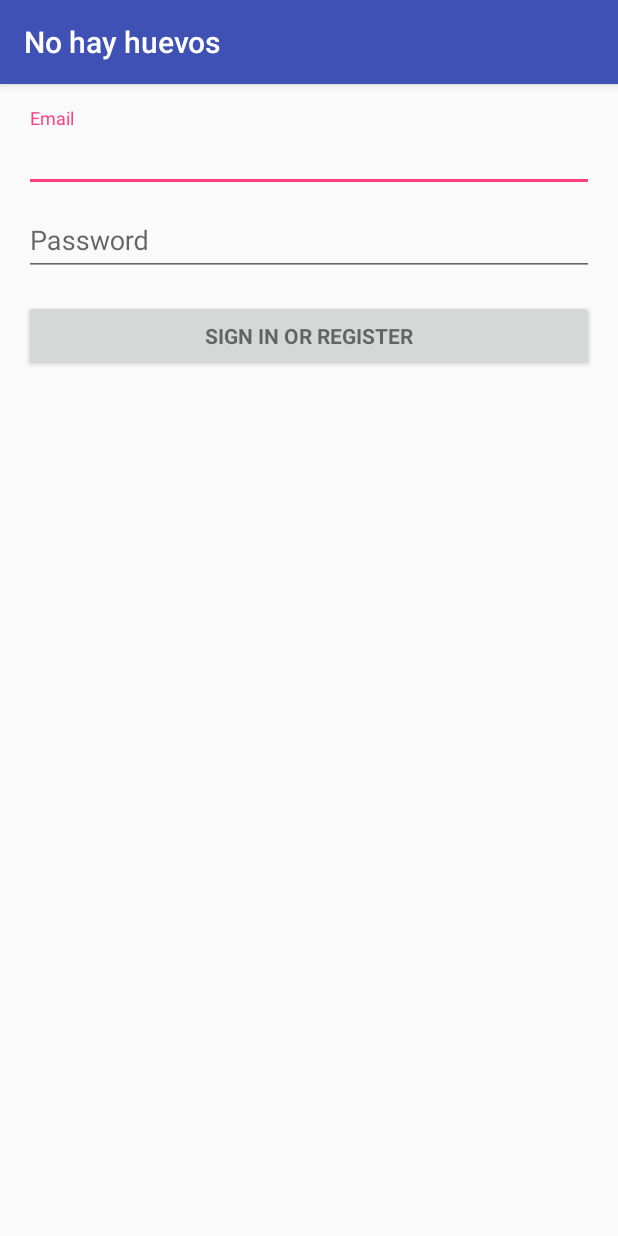
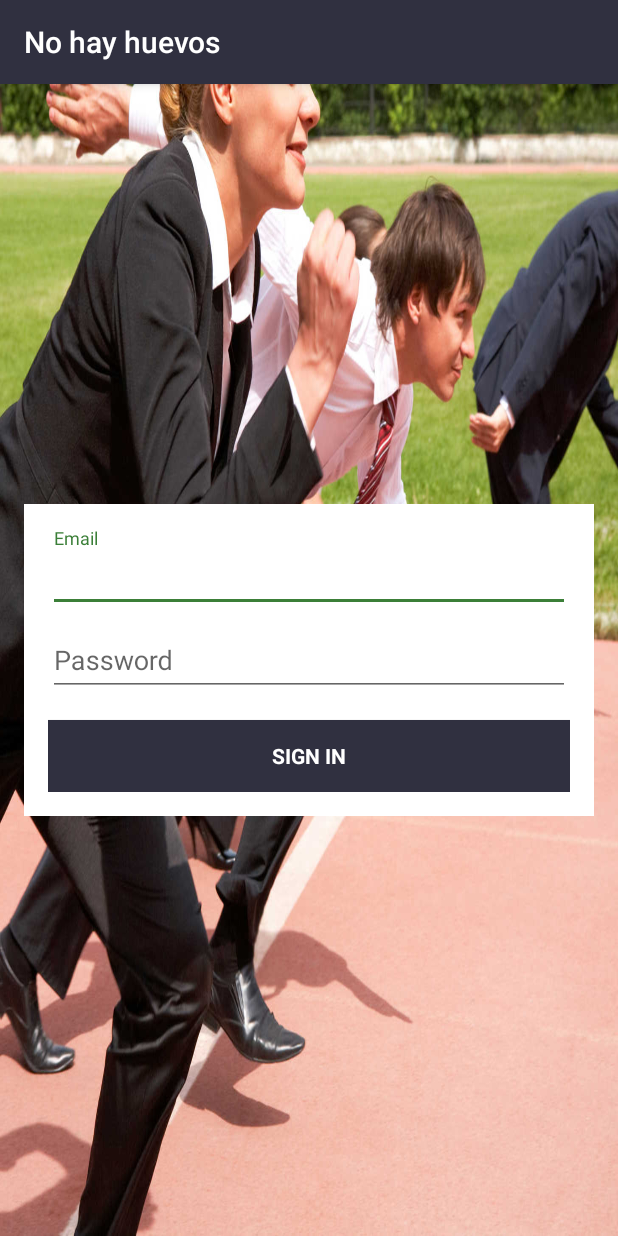
Before and after one commit to AXH-Studios/No-Hay-Huevos, an Android app: the screen it shows after launch (LoginActivity), on a phone screen of 412 x 824 dp. Run offline under Robolectric (Android 15) with nearby library versions, the phone set to English and light mode, and no system bars; libraries missing offline, so code that uses them is left out: com.crashlytics.android, io.fabric.sdk; 3 statements that could not run were skipped.

Commit message:
Change login style

```diff
--- a/android/app/src/main/res/layout/activity_login.xml
+++ b/android/app/src/main/res/layout/activity_login.xml
@@ -8,7 +8,8 @@
     android:paddingLeft="@dimen/activity_horizontal_margin"
     android:paddingRight="@dimen/activity_horizontal_margin"
     android:paddingTop="@dimen/activity_vertical_margin"
-    tools:context="es.axh_studios.nohayhuevos.LoginActivity">
+    tools:context="es.axh_studios.nohayhuevos.LoginActivity"
+    android:background="@drawable/backgrounglogin">
 
     <!-- Login progress -->
     <ProgressBar
@@ -22,13 +23,18 @@
     <ScrollView
         android:id="@+id/login_form"
         android:layout_width="match_parent"
-        android:layout_height="match_parent">
+        android:layout_height="match_parent"
+        android:fillViewport="false">
 
         <LinearLayout
             android:id="@+id/email_login_form"
             android:layout_width="match_parent"
             android:layout_height="wrap_content"
-            android:orientation="vertical">
+            android:orientation="vertical"
+            android:layout_gravity="center_vertical"
+            android:background="@color/white"
+            android:padding="@dimen/activity_vertical_margin">
+
 
             <android.support.design.widget.TextInputLayout
                 android:layout_width="match_parent"
@@ -69,8 +75,10 @@
                 android:layout_width="match_parent"
                 android:layout_height="wrap_content"
                 android:layout_marginTop="16dp"
-                android:text="@string/action_sign_in"
-                android:textStyle="bold" />
+                android:text="@string/action_sign_in_short"
+                android:textStyle="bold"
+                android:textColor="@color/white"
+                android:background="@color/colorPrimary"/>
 
         </LinearLayout>
     </ScrollView>
--- a/android/app/src/main/res/values/colors.xml
+++ b/android/app/src/main/res/values/colors.xml
@@ -1,6 +1,7 @@
 <?xml version="1.0" encoding="utf-8"?>
 <resources>
-    <color name="colorPrimary">#3F51B5</color>
-    <color name="colorPrimaryDark">#303F9F</color>
-    <color name="colorAccent">#FF4081</color>
+    <color name="colorPrimary">#303040</color>
+    <color name="colorPrimaryDark">#0F852C</color>
+    <color name="colorAccent">#3B7F38</color>
+    <color name="white">#FFFFFF</color>
 </resources>
```
Also changed, not shown: android/app/src/main/res/drawable/backgrounglogin.jpg (added).
